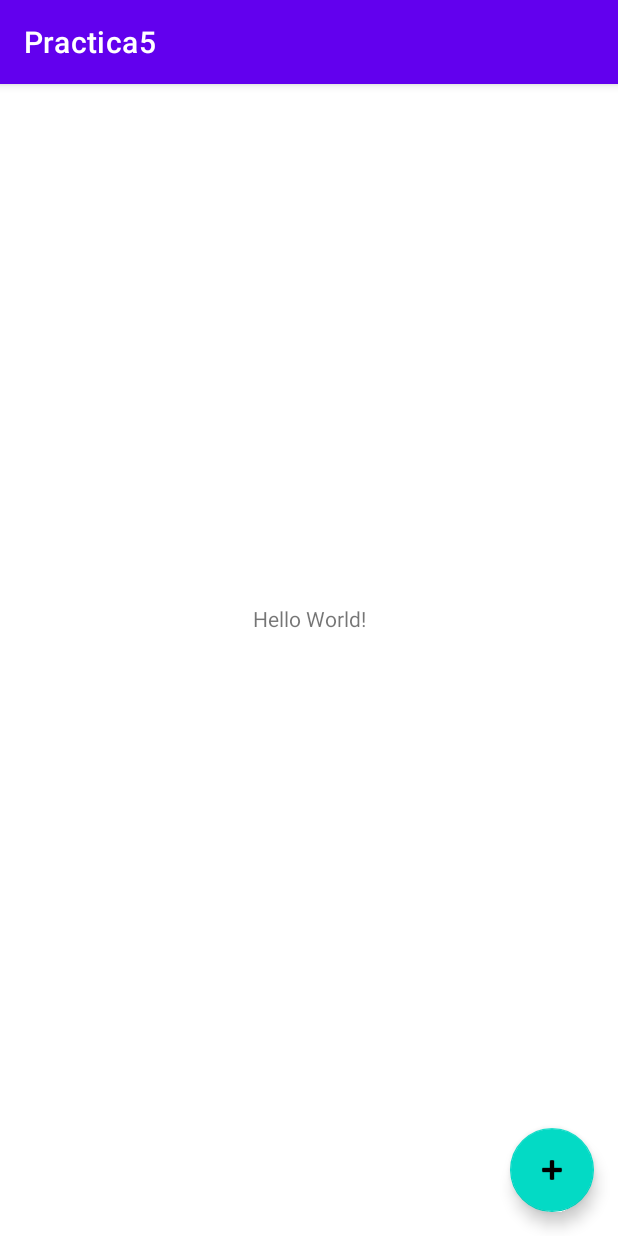
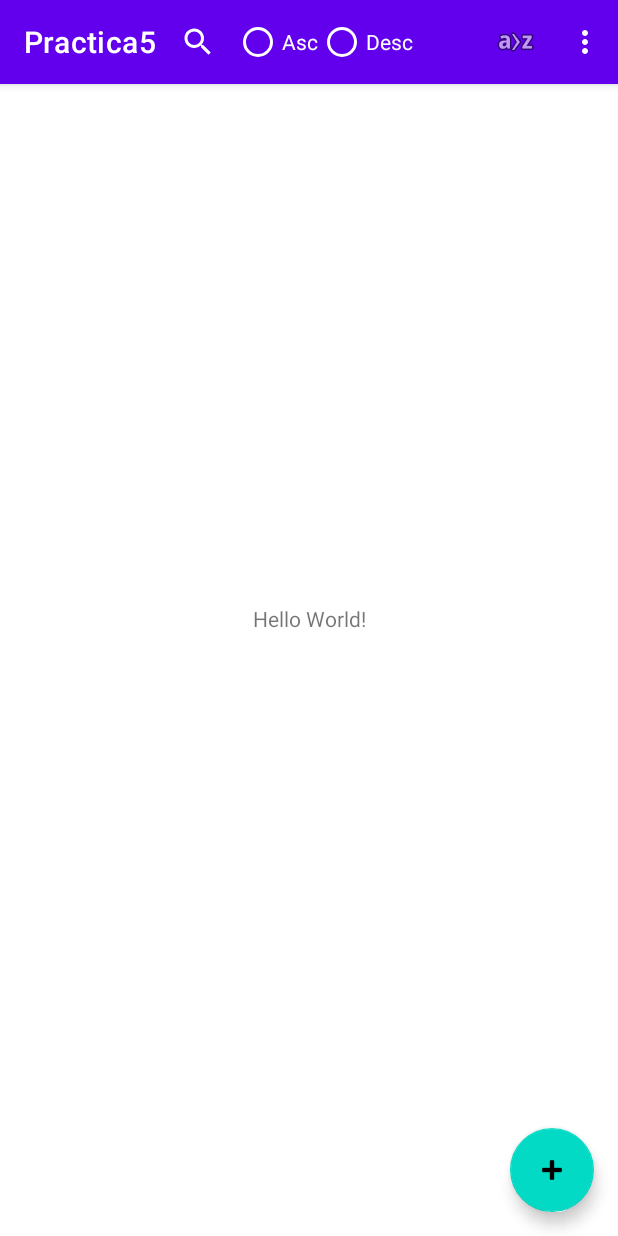
Before and after one commit to sochoa2021AlexandroRodriguezParron/Practica5, an Android app: the screen it shows after launch (MainActivity), on a phone screen of 412 x 824 dp. Run offline under Robolectric (Android 15) with nearby library versions, the phone set to English and light mode, and no system bars.

```diff
--- a/app/build.gradle
+++ b/app/build.gradle
@@ -35,4 +35,14 @@ dependencies {
     testImplementation 'junit:junit:4.+'
     androidTestImplementation 'androidx.test.ext:junit:1.1.3'
     androidTestImplementation 'androidx.test.espresso:espresso-core:3.4.0'
+
+    implementation"androidx.room:room-runtime:2.3.0"
+    annotationProcessor "androidx.room:room-compiler:2.3.0"
+
+    implementation 'androidx.room:room-rxjava2:2.3.0'
+    implementation 'io.reactivex.rxjava2:rxandroid:2.1.1'
+    implementation 'androidx.recyclerview:recyclerview:1.2.1'
+    implementation 'androidx.cardview:cardview:1.0.0'
+    implementation "androidx.lifecycle:lifecycle-extensions:2.2.0"
+    annotationProcessor 'androidx.lifecycle:lifecycle-compiler:2.4.0'
 }
--- a/app/src/main/java/practica5/AlexandroRodriguez/iesseveroochoa/net/Activity/MainActivity.java
+++ b/app/src/main/java/practica5/AlexandroRodriguez/iesseveroochoa/net/Activity/MainActivity.java
@@ -3,6 +3,7 @@ package practica5.AlexandroRodriguez.iesseveroochoa.net.Activity;
 import androidx.appcompat.app.AppCompatActivity;
 
 import android.os.Bundle;
+import android.view.Menu;
 
 import practica5.AlexandroRodriguez.iesseveroochoa.net.R;
 
@@ -13,5 +14,13 @@ public class MainActivity extends AppCompatActivity {
         super.onCreate(savedInstanceState);
         setContentView(R.layout.activity_main);
         setSupportActionBar(findViewById(R.id.toolbar));
+
+
+    }
+
+    @Override public boolean onCreateOptionsMenu(Menu menu) {
+        // Inflate the menu; this adds items to the action bar if it is present.
+        getMenuInflater().inflate(R.menu.menu_main, menu);
+        return true;
     }
 }
--- a/app/src/main/res/layout/activity_main.xml
+++ b/app/src/main/res/layout/activity_main.xml
@@ -17,6 +17,29 @@
             android:layout_height="?attr/actionBarSize"
             android:background="?attr/colorPrimary"
             app:popupTheme="@style/Theme.Practica5.PopupOverlay">
+            <androidx.appcompat.widget.SearchView
+                android:id="@+id/svBusqueda"
+                android:layout_width="wrap_content"
+                android:layout_height="match_parent" />
+
+            <RadioGroup
+                android:id="@+id/rgOrder"
+                android:orientation="horizontal"
+                android:layout_width="wrap_content"
+                android:layout_height="wrap_content">
+
+                <androidx.appcompat.widget.AppCompatRadioButton
+                    android:id="@+id/rbAsc"
+                    android:text="@string/rbAsc"
+                    android:layout_width="wrap_content"
+                    android:layout_height="match_parent" />
+                <androidx.appcompat.widget.AppCompatRadioButton
+                    android:id="@+id/rbDesc"
+                    android:text="@string/rbDesc"
+                    android:layout_width="wrap_content"
+                    android:layout_height="match_parent" />
+            </RadioGroup>
+
 
         </androidx.appcompat.widget.Toolbar>
     </com.google.android.material.appbar.AppBarLayout>
@@ -31,4 +54,6 @@
         android:layout_margin="16dp"
         app:srcCompat="@android:drawable/ic_input_add" />
 
+
+
 </androidx.coordinatorlayout.widget.CoordinatorLayout>
--- /dev/null
+++ b/app/src/main/res/menu/menu_main.xml
@@ -0,0 +1,26 @@
+<?xml version="1.0" encoding="utf-8"?>
+<menu xmlns:app="http://schemas.android.com/apk/res-auto"
+    xmlns:android="http://schemas.android.com/apk/res/android">
+
+    <item
+        android:id="@+id/action_ordenar"
+        android:icon="@android:drawable/ic_menu_sort_alphabetically"
+        android:title="Item"
+        app:showAsAction="ifRoom" />
+    <item
+        android:id="@+id/action_valoravida"
+        android:title="@string/action_valoravida"
+        app:showAsAction="withText" />
+    <item
+        android:id="@+id/action_fechas"
+        android:title="@string/action_fechas"
+        app:showAsAction="withText" />
+    <item
+        android:id="@+id/action_setting"
+        android:title="@string/action_setting"
+        app:showAsAction="withText" />
+    <item
+        android:id="@+id/action_about"
+        android:title="@string/action_about"
+        app:showAsAction="withText" />
+</menu>
--- a/app/src/main/res/values/strings.xml
+++ b/app/src/main/res/values/strings.xml
@@ -1,3 +1,9 @@
 <resources>
     <string name="app_name">Practica5</string>
+    <string name="action_valoravida">Valora vida</string>
+    <string name="action_fechas">Mostrar entre fechas</string>
+    <string name="action_setting">Configurar</string>
+    <string name="action_about">Acerca de...</string>
+    <string name="rbAsc">Asc</string>
+    <string name="rbDesc">Desc</string>
 </resources>
--- a/build.gradle
+++ b/build.gradle
@@ -7,8 +7,10 @@ buildscript {
     dependencies {
         classpath "com.android.tools.build:gradle:7.0.3"
 
+
         // NOTE: Do not place your application dependencies here; they belong
         // in the individual module build.gradle files
+
     }
 }
 
```
